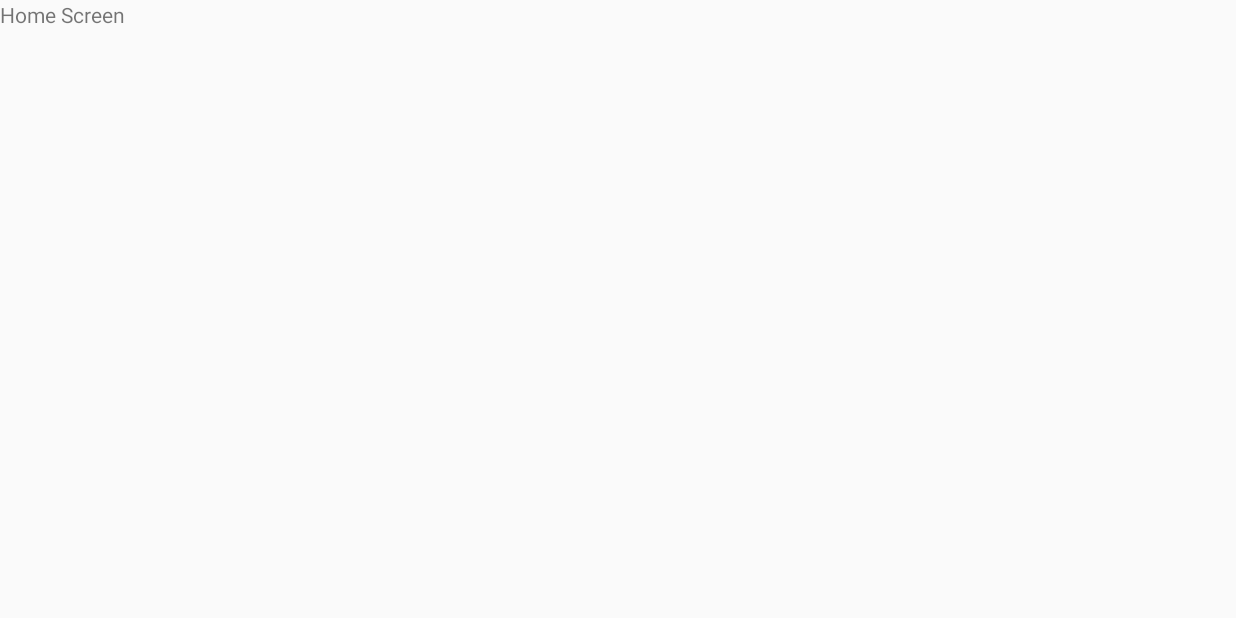
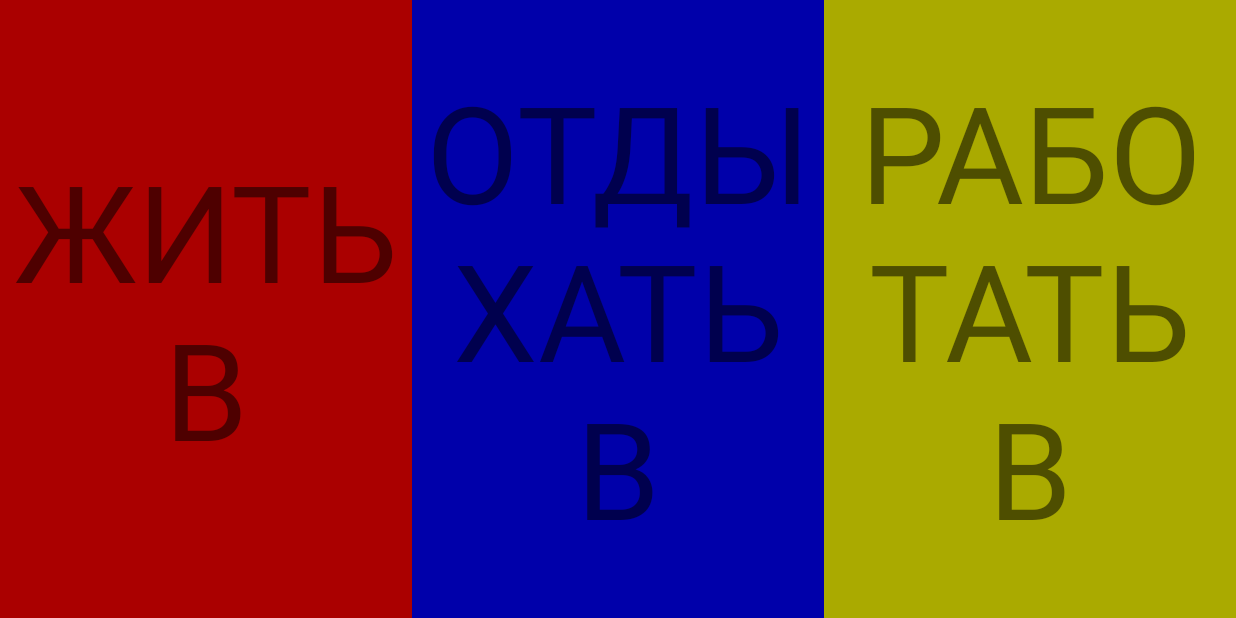
Before and after one commit to DzmitriyKaminskii/yugra_tablet, an Android app: the screen it shows after launch (MainActivity), on a phone screen of 824 x 412 dp (held sideways). Before the commit the screen is almost empty. Run offline under Robolectric (Android 15) with nearby library versions, the phone set to English and light mode, and no system bars.

Commit message:
Add strings

```diff
--- a/app/src/main/res/layout/home_fragment.xml
+++ b/app/src/main/res/layout/home_fragment.xml
@@ -1,14 +1,71 @@
 <?xml version="1.0" encoding="utf-8"?>
-<FrameLayout xmlns:android="http://schemas.android.com/apk/res/android"
-    xmlns:tools="http://schemas.android.com/tools"
+<androidx.constraintlayout.widget.ConstraintLayout xmlns:android="http://schemas.android.com/apk/res/android"
+    xmlns:app="http://schemas.android.com/apk/res-auto"
     android:layout_width="match_parent"
-    android:layout_height="match_parent"
-    tools:context=".HomeFragment">
+    android:layout_height="match_parent">
 
-    <!-- TODO: Update blank fragment layout -->
-    <TextView
-        android:layout_width="match_parent"
-        android:layout_height="match_parent"
-        android:text="@string/home_screen" />
+    <LinearLayout
+        android:layout_width="0dp"
+        android:layout_height="0dp"
+        android:orientation="horizontal"
+        app:layout_constraintBottom_toBottomOf="parent"
+        app:layout_constraintEnd_toEndOf="parent"
+        app:layout_constraintStart_toStartOf="parent"
+        app:layout_constraintTop_toTopOf="parent">
 
-</FrameLayout>
+        <LinearLayout
+            android:layout_width="0dp"
+            android:layout_height="match_parent"
+            android:layout_weight="1"
+            android:background="#aa0000"
+            android:orientation="vertical">
+
+            <TextView
+                android:id="@+id/lifeTextView"
+                android:layout_width="match_parent"
+                android:layout_height="0dp"
+                android:layout_weight="1"
+                android:gravity="center"
+                android:text="@string/home_screen_life"
+                android:textSize="90dp" />
+
+        </LinearLayout>
+
+        <LinearLayout
+            android:layout_width="0dp"
+            android:layout_height="match_parent"
+            android:layout_weight="1"
+            android:background="#0000aa"
+            android:orientation="vertical">
+
+            <TextView
+                android:id="@+id/restTextView"
+                android:layout_width="match_parent"
+                android:layout_height="0dp"
+                android:layout_weight="1"
+                android:gravity="center"
+                android:text="@string/home_screen_rest"
+                android:textSize="90dp" />
+        </LinearLayout>
+
+        <LinearLayout
+            android:layout_width="0dp"
+            android:layout_height="match_parent"
+            android:layout_weight="1"
+            android:background="#aaaa00"
+            android:orientation="vertical">
+
+            <TextView
+                android:id="@+id/workTextView"
+                android:layout_width="match_parent"
+                android:layout_height="0dp"
+                android:layout_weight="1"
+                android:gravity="center"
+                android:text="@string/home_screen_work"
+                android:textSize="90dp" />
+        </LinearLayout>
+
+
+    </LinearLayout>
+
+</androidx.constraintlayout.widget.ConstraintLayout>
--- a/app/src/main/res/values/strings.xml
+++ b/app/src/main/res/values/strings.xml
@@ -2,5 +2,11 @@
     <string name="app_name">Yugra tablet</string>
     <!-- TODO: Remove or change this placeholder text -->
     <string name="home_screen">Home Screen</string>
-    <string name="test_screen">Test Screen</string>
+
+    <string name="home_screen_yugre">ЮГРЕ</string>
+    <string name="home_screen_life">ЖИТЬ В </string>
+    <string name="home_screen_rest">ОТДЫХАТЬ В </string>
+    <string name="home_screen_work">РАБОТАТЬ В </string>
+
+
 </resources>
```
